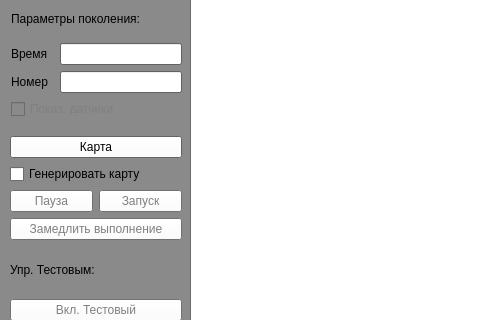
This is mainwindow.ui in Polliakoff/Collabreequeue-2-rep as Qt 5 draws it before an edit; both pictures show x 0 to 480 and y 304 to 624 of the 1366 by 768 pixel window. The edited form follows.
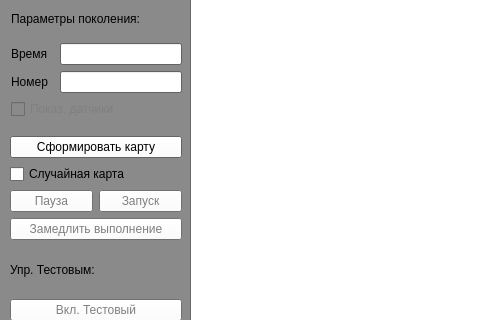
This is the edited form.

Patch:
```diff
--- a/mainwindow.ui
+++ b/mainwindow.ui
@@ -511,7 +511,7 @@
          <item row="1" column="0" colspan="2">
           <widget class="QCheckBox" name="checkBox">
            <property name="text">
-            <string>Генерировать карту</string>
+            <string>Случайная карта</string>
            </property>
           </widget>
          </item>
@@ -568,7 +568,7 @@
          <item row="0" column="0" colspan="2">
           <widget class="QPushButton" name="pushButton_8">
            <property name="text">
-            <string>Карта</string>
+            <string>Сформировать карту</string>
            </property>
           </widget>
          </item>
```
Left out of the diff: 2 changed lines with no effect on the pictures.
